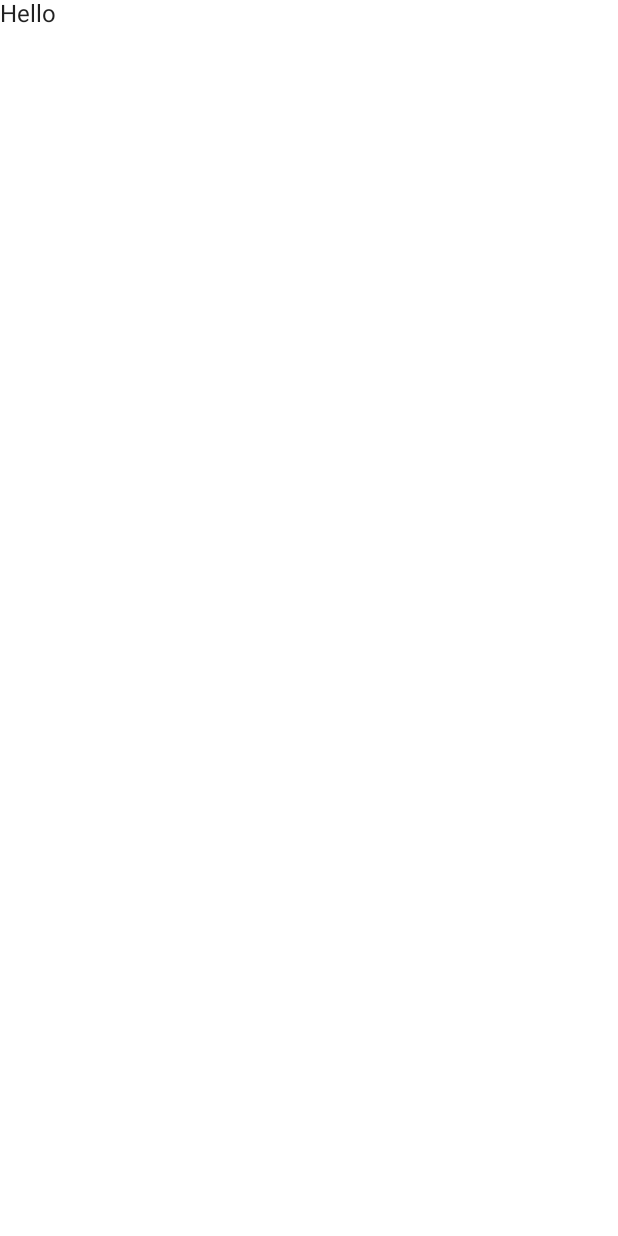
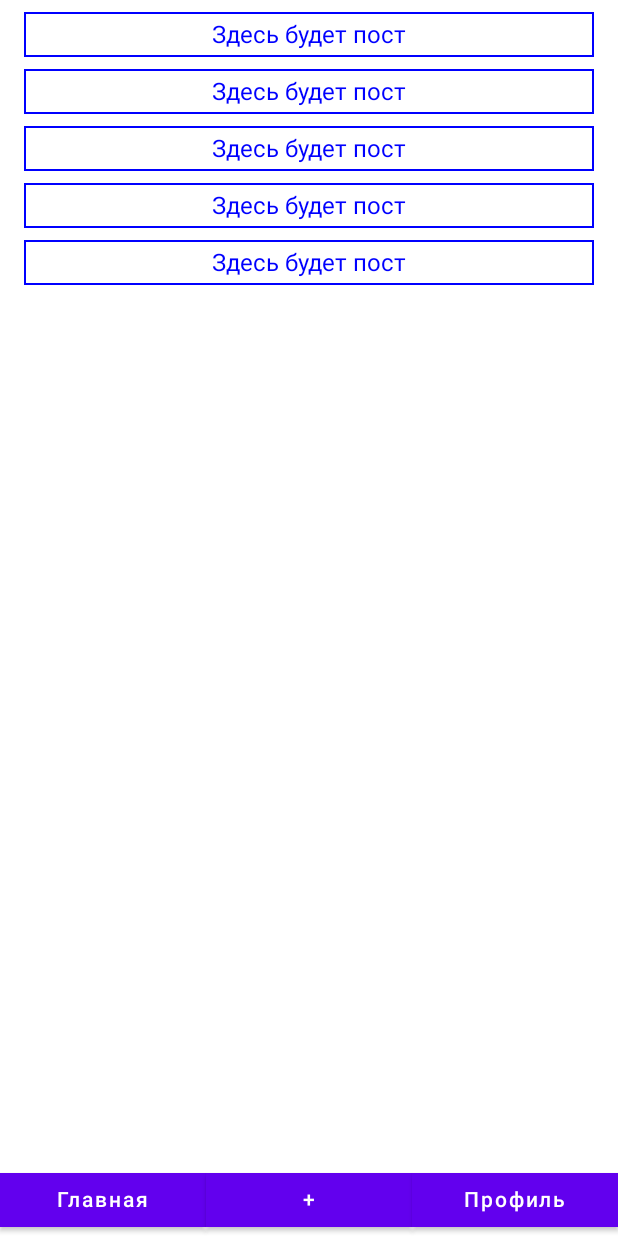
Before and after one commit to Nobody777999/InvestSocialApp, an Android app built with Jetpack Compose: the HomeView screen opened through its navigation route, on a phone screen of 412 x 824 dp. Before the commit the screen is almost empty. Run offline under Robolectric (Android 15) with nearby library versions, the phone set to English and light mode, and no system bars; our stand-ins replace livedata-compose.

Commit message:
next edit

```diff
--- a/app/src/main/java/com/hfad/investsocialapp/navigation/NavigationItem.kt
+++ b/app/src/main/java/com/hfad/investsocialapp/navigation/NavigationItem.kt
@@ -4,5 +4,5 @@ sealed class NavigationItem(var route: String) {
     object Home : NavigationItem("home")
     object Profile : NavigationItem("profile")
     object Login : NavigationItem("login")
-    object CreateRecord : NavigationItem("createRecord")
+    object CreateRecords : NavigationItem("createRecord")
 }
--- /dev/null
+++ b/app/src/main/java/com/hfad/investsocialapp/screen/createRecords/CreateRecordsViewModel.kt
@@ -0,0 +1,6 @@
+package com.hfad.investsocialapp.screen.createRecords
+
+import androidx.lifecycle.ViewModel
+
+ class CreateRecordsViewModel: ViewModel() {
+}
--- a/app/src/main/java/com/hfad/investsocialapp/screen/home/HomeView.kt
+++ b/app/src/main/java/com/hfad/investsocialapp/screen/home/HomeView.kt
@@ -1,12 +1,101 @@
 package com.hfad.investsocialapp.screen.home
 
+import androidx.compose.foundation.background
+import androidx.compose.foundation.border
+import androidx.compose.foundation.layout.*
+import androidx.compose.material.Button
 import androidx.compose.material.Text
 import androidx.compose.runtime.Composable
+import androidx.compose.ui.Alignment
+import androidx.compose.ui.Modifier
+import androidx.compose.ui.unit.dp
 import androidx.navigation.NavController
 import androidx.navigation.NavHost
+import androidx.compose.foundation.layout.Arrangement
+import androidx.compose.foundation.layout.Arrangement.Absolute.Center
+import androidx.compose.foundation.lazy.LazyColumn
+import androidx.compose.ui.graphics.Color
+import androidx.compose.ui.graphics.RectangleShape
+import com.hfad.investsocialapp.screen.Profile.ProfileViewModel
 
 
 @Composable
 fun HomeView(navController: NavController, homeViewModel: HomeViewModel) {
-    Text("Hello")
+
+    Box(
+        modifier = Modifier
+            .fillMaxSize(),
+
+
+        contentAlignment = Alignment.TopCenter
+    ){
+        LazyColumn(
+            contentPadding = PaddingValues(horizontal = 16.dp, vertical = 8.dp),
+            verticalArrangement = Arrangement.spacedBy(8.dp),
+        ){
+            for(i in 1..5) {
+                item {
+                    ColumnItem()
+                }
+            }
+
+
+
+        }
+
+
+
+
+        Box(
+        modifier = Modifier
+            .fillMaxSize(),
+
+        contentAlignment = Alignment.BottomCenter
+    ){
+    Row(
+
+        modifier = Modifier.fillMaxWidth(), horizontalArrangement = Arrangement.Center,
+
+
+      // horizontalArrangement = Arrangement.Center
+    ) {
+        Button(modifier = Modifier
+            .weight(1f),shape = RectangleShape,onClick = {/*TODO*/ })
+        {
+            Text(text = "Главная")
+
+        }
+
+        Button(modifier = Modifier
+            .weight(1f), shape = RectangleShape,onClick = {
+            /*TODO*/ })
+        {
+            Text(text = "+")
+        }
+
+        Button(modifier = Modifier
+            .weight(1f), shape   = RectangleShape,onClick = {
+            /*TODO*/ })
+
+        {
+            Text(text = "Профиль")
+        }
+    }
 }
+}
+}
+@Composable
+fun ColumnItem() {
+    Column(
+        modifier = Modifier
+            .fillMaxWidth()
+            .height(30.dp)
+            .background(Color.White)
+            .border(1.dp, Color.Blue),
+        verticalArrangement = Arrangement.Center,
+        horizontalAlignment = Alignment.CenterHorizontally
+
+    ) {
+        Text(text = "Здесь будет пост", color = Color.Blue)
+    }
+}
```
Also changed, not shown: app/src/main/java/com/hfad/investsocialapp/MainActivity.kt (+20 -32 lines), app/src/main/java/com/hfad/investsocialapp/screen/Profile/ProfileView.kt (added, +41 -0 lines), app/src/main/java/com/hfad/investsocialapp/screen/Profile/ProfileViewModel.kt (added, +7 -0 lines), app/src/main/java/com/hfad/investsocialapp/screen/createRecords/CreateRecordsView.kt (added, +28 -0 lines), app/src/main/res/drawable/photo.png (added).
